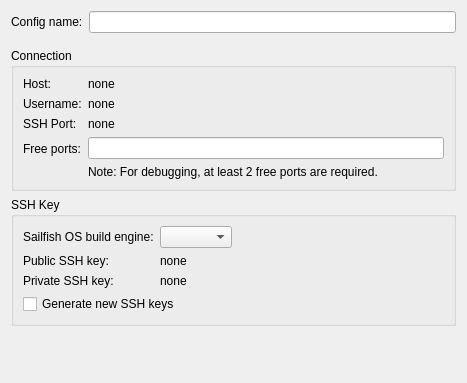
This is src/plugins/mer/merhardwaredevicewizardsetuppage.ui in sailfishos/sailfish-qtcreator as Qt 5 draws it before an edit. The edited form follows.
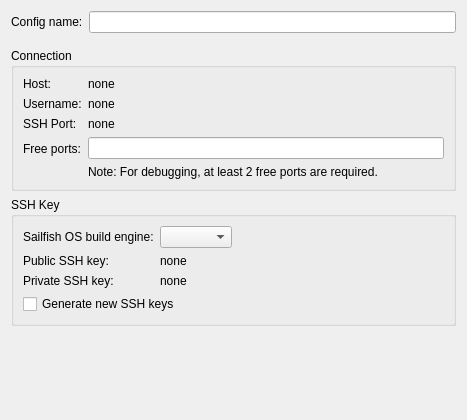
This is the edited form.

Patch:
```diff
--- a/src/plugins/mer/merhardwaredevicewizardsetuppage.ui
+++ b/src/plugins/mer/merhardwaredevicewizardsetuppage.ui
@@ -7,7 +7,7 @@
     <x>0</x>
     <y>0</y>
     <width>467</width>
-    <height>383</height>
+    <height>420</height>
    </rect>
   </property>
   <property name="sizePolicy">
```
Left out of the diff: 15 changed lines with no effect on the pictures.
